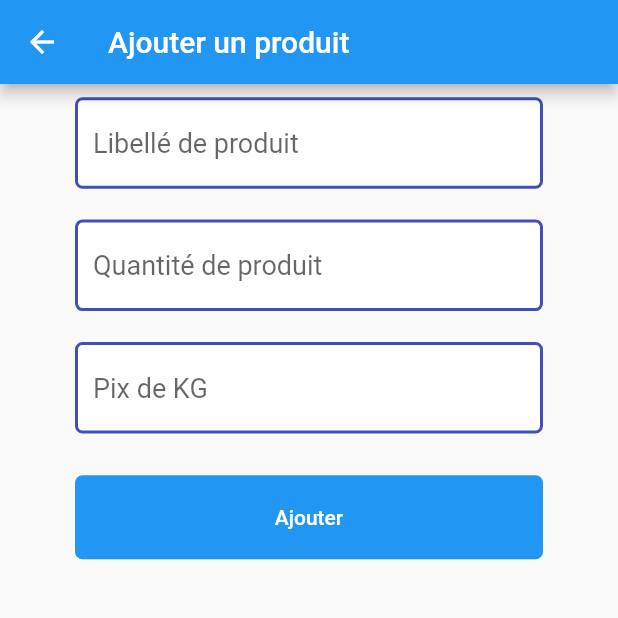
After one commit to FathiAyari/alfa, a Flutter app: the AddProduct screen opened directly, on a phone screen of 412 x 824 dp, the top half of it. The commit adds this screen. Run offline on Flutter 3.47's test engine with Material 2 defaults, Android fonts, the phone set to English and light mode, and no system bars; our stand-ins replace flutter_slidable, flutter_spinkit, get, get_storage; accounts and stored records are empty; network calls fail.

Commit message:
manage products

```diff
--- a/lib/composants/DrawerScreen.dart
+++ b/lib/composants/DrawerScreen.dart
@@ -2,9 +2,9 @@ import 'package:flutter/material.dart';
 import 'package:flutter_application_1/screen/Accueil.dart';
 import 'package:flutter_application_1/screen/ConsulterVente.dart';
 import 'package:flutter_application_1/screen/GestionArchive.dart';
-import 'package:flutter_application_1/screen/GestionStock.dart';
 import 'package:flutter_application_1/screen/Parametre.dart';
 import 'package:flutter_application_1/screen/clients/clients_screen.dart';
+import 'package:flutter_application_1/screen/stock/products_screen.dart';
 import 'package:flutter_application_1/services/auth_services.dart';
 
 class DrawerScreen extends StatelessWidget {
@@ -94,7 +94,7 @@ class DrawerScreen extends StatelessWidget {
           ListTile(
             iconColor: Colors.blue.shade300,
             leading: const Icon(Icons.manage_accounts),
-            title: const Text('Gestion Stock',
+            title: const Text('Gestion de Stock',
                 style: TextStyle(
                   color: Colors.black,
                   fontSize: 16,
@@ -102,7 +102,7 @@ class DrawerScreen extends StatelessWidget {
             onTap: () {
               Navigator.push(
                 context,
-                MaterialPageRoute(builder: (context) => GestionStock()),
+                MaterialPageRoute(builder: (context) => ProductsScreen()),
               );
             },
           ),
--- /dev/null
+++ b/lib/model/product.dart
@@ -0,0 +1,31 @@
+class Product {
+  final int id;
+
+  final String libelle;
+  final int quantity;
+  final int price;
+
+  Product({
+    required this.libelle,
+    required this.quantity,
+    required this.price,
+    required this.id,
+  });
+
+  factory Product.fromJson(Map<String, dynamic> json) {
+    return Product(
+      libelle: json['libelle'],
+      quantity: json['quantity'],
+      price: json['price'],
+      id: json['id'],
+    );
+  }
+
+  Map<String, dynamic> toJson() {
+    return {
+      'libelle': libelle,
+      'quantity': quantity,
+      'price': price,
+    };
+  }
+}
--- a/lib/screen/Accueil.dart
+++ b/lib/screen/Accueil.dart
@@ -6,10 +6,11 @@ import 'package:flutter/material.dart';
 import 'package:flutter_application_1/composants/DrawerScreen.dart';
 import 'package:flutter_application_1/screen/ConsulterVente.dart';
 import 'package:flutter_application_1/screen/GestionArchive.dart';
-import 'package:flutter_application_1/screen/GestionStock.dart';
 import 'package:flutter_application_1/services/auth_services.dart';
 import 'package:get/get.dart';
 import 'package:intl/intl.dart';
+
+import 'stock/products_screen.dart';
 
 class Accueil extends StatefulWidget {
   const Accueil({Key? key}) : super(key: key);
@@ -214,7 +215,7 @@ class _AccueilState extends State<Accueil> {
                   onTap: () {
                     Navigator.push(
                       context,
-                      MaterialPageRoute(builder: (context) => GestionStock()),
+                      MaterialPageRoute(builder: (context) => ProductsScreen()),
                     );
                   },
                   child: _buildDashboardItem(
--- /dev/null
+++ b/lib/screen/stock/add_product.dart
@@ -0,0 +1,88 @@
+import 'package:flutter/material.dart';
+import 'package:flutter_application_1/composants/btn/action_button.dart';
+import 'package:flutter_application_1/composants/inputs/input_field.dart';
+import 'package:flutter_application_1/screen/stock/products_screen.dart';
+import 'package:flutter_application_1/services/stock_services.dart';
+
+class AddProduct extends StatefulWidget {
+  const AddProduct({Key? key}) : super(key: key);
+
+  @override
+  State<AddProduct> createState() => _AddProductState();
+}
+
+class _AddProductState extends State<AddProduct> {
+  TextEditingController labelController = TextEditingController();
+  TextEditingController quantityController = TextEditingController();
+  TextEditingController priceController = TextEditingController();
+  GlobalKey<FormState> _formKey = GlobalKey<FormState>();
+  bool loading = false;
+  @override
+  Widget build(BuildContext context) {
+    return Scaffold(
+      appBar: AppBar(
+        title: Text("Ajouter un produit"),
+      ),
+      body: Padding(
+        padding: const EdgeInsets.all(8.0),
+        child: Form(
+          key: _formKey,
+          child: Column(
+            children: [
+              InputField(
+                label: "Libellé de produit",
+                controller: labelController,
+                textInputType: TextInputType.text,
+              ),
+              InputField(
+                label: "Quantité de produit",
+                controller: quantityController,
+                textInputType: TextInputType.number,
+              ),
+              InputField(
+                label: "Pix de KG ",
+                controller: priceController,
+                textInputType: TextInputType.number,
+              ),
+              loading
+                  ? Center(
+                      child: CircularProgressIndicator(),
+                    )
+                  : ActionButton(
+                      label: "Ajouter",
+                      buttonColor: Colors.blue,
+                      labelColor: Colors.white,
+                      onPressed: () async {
+                        if (_formKey.currentState!.validate()) {
+                          setState(() {
+                            loading = true;
+                          });
+                          StockServices.addProduct(labelController.text, int.tryParse(quantityController.text)!,
+                                  int.tryParse(priceController.text)!)
+                              .then((value) {
+                            setState(() {
+                              loading = false;
+                            });
+                            Navigator.pop(context);
+                            Navigator.pushReplacement(context, MaterialPageRoute(builder: (context) => ProductsScreen()));
+
+                            final snackBar = SnackBar(
+                              content: Text("Produit ajouté"),
+                              backgroundColor: (Colors.green),
+                              action: SnackBarAction(
+                                label: 'Fermer',
+                                textColor: Colors.white,
+                                onPressed: () {},
+                              ),
+                            );
+                            ScaffoldMessenger.of(context).showSnackBar(snackBar);
+                          });
+                        }
+                      })
+            ],
+          ),
+        ),
+      ),
+    );
+  }
+}
--- a/lib/services/api_const.dart
+++ b/lib/services/api_const.dart
@@ -7,4 +7,6 @@ class ApiConstants {
   static String home = "home";
   static String clients = "clients";
   static String client = "client";
+  static String product = "product";
+  static String products = "products";
 }
```
Also changed, not shown: lib/screen/stock/products_screen.dart (added, +168 -0 lines), lib/screen/stock/update_product.dart (added, +99 -0 lines), lib/services/stock_services.dart (added, +66 -0 lines).
